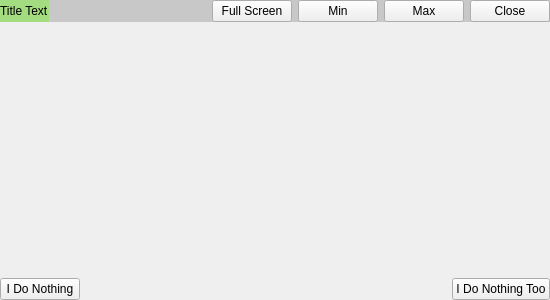
Qt form exampleforwindows/mainwindow.ui (Bringer-of-Light/Qt-Nice-Frameless-Window) before a commit.
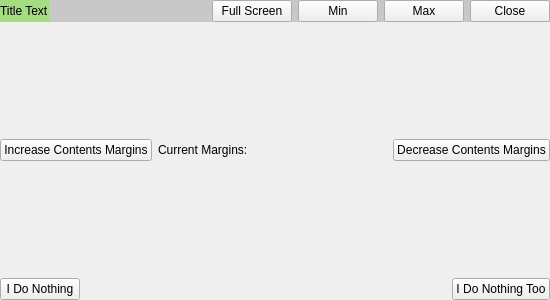
The same form after that commit.

Commit message:
fix fullscreen bug, margins bug, etc...
1. override function about margins to get perfect result.
2. override function shouFullscreen to fix a bug about margin
3. update exampleforwindows

```diff
--- a/exampleforwindows/mainwindow.ui
+++ b/exampleforwindows/mainwindow.ui
@@ -165,6 +165,63 @@
       </layout>
      </widget>
     </item>
+    <item>
+     <spacer name="verticalSpacer_2">
+      <property name="orientation">
+       <enum>Qt::Vertical</enum>
+      </property>
+      <property name="sizeHint" stdset="0">
+       <size>
+        <width>20</width>
+        <height>40</height>
+       </size>
+      </property>
+     </spacer>
+    </item>
+    <item>
+     <layout class="QHBoxLayout" name="horizontalLayout_4">
+      <item>
+       <widget class="QPushButton" name="btnIncreaseMargin">
+        <property name="text">
+         <string>Increase Contents Margins</string>
+        </property>
+       </widget>
+      </item>
+      <item>
+       <widget class="QLabel" name="label_2">
+        <property name="sizePolicy">
+         <sizepolicy hsizetype="Preferred" vsizetype="Preferred">
+          <horstretch>0</horstretch>
+          <verstretch>0</verstretch>
+         </sizepolicy>
+        </property>
+        <property name="text">
+         <string>Current Margins: </string>
+        </property>
+       </widget>
+      </item>
+      <item>
+       <widget class="QLabel" name="labelMargins">
+        <property name="sizePolicy">
+         <sizepolicy hsizetype="Expanding" vsizetype="Preferred">
+          <horstretch>0</horstretch>
+          <verstretch>0</verstretch>
+         </sizepolicy>
+        </property>
+        <property name="text">
+         <string/>
+        </property>
+       </widget>
+      </item>
+      <item>
+       <widget class="QPushButton" name="btnDecreaseMargin">
+        <property name="text">
+         <string>Decrease Contents Margins</string>
+        </property>
+       </widget>
+      </item>
+     </layout>
+    </item>
     <item>
      <spacer name="verticalSpacer">
       <property name="orientation">
```
The commit also changes 4 other files.
